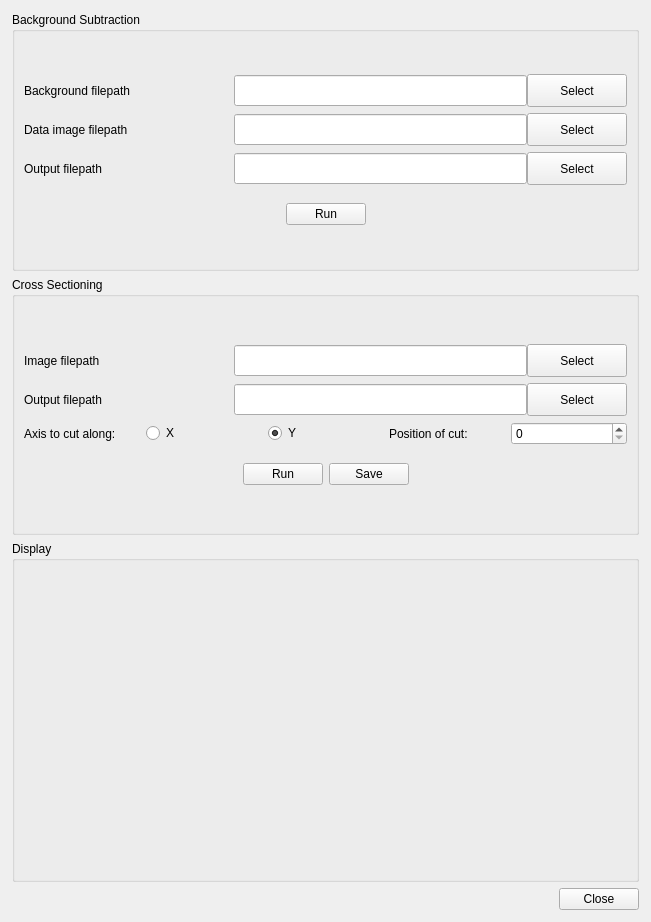
This is PostProcessing/ImageAnalysisWindow.ui in mjh250/Matt-Scripts as Qt 5 draws it before an edit. The edited form follows.
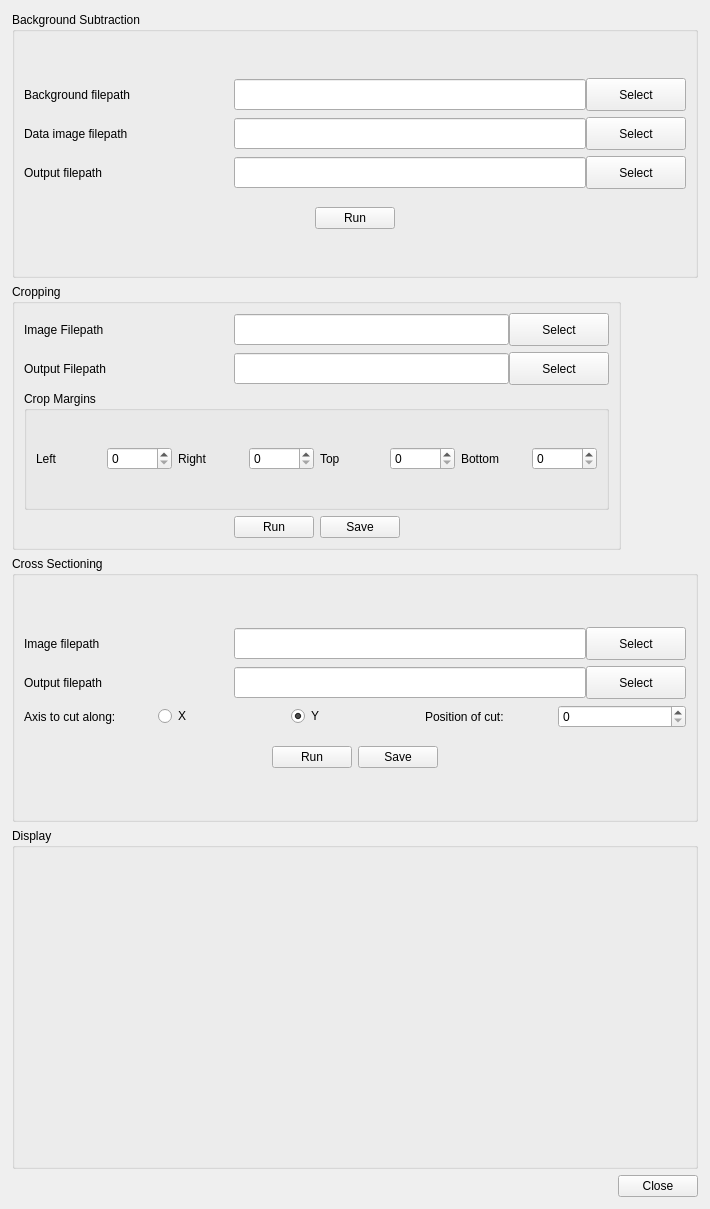
This is the edited form. Custom widgets are drawn as their Qt base class.

Commit message:
Updated PostProcessing to include Cropping
Crop functionality added to PostProcessing Tool

Diff of the .ui file:
```diff
--- a/PostProcessing/ImageAnalysisWindow.ui
+++ b/PostProcessing/ImageAnalysisWindow.ui
@@ -6,8 +6,8 @@
    <rect>
     <x>0</x>
     <y>0</y>
-    <width>651</width>
-    <height>922</height>
+    <width>710</width>
+    <height>1209</height>
    </rect>
   </property>
   <property name="windowTitle">
@@ -314,6 +314,281 @@
       </layout>
      </widget>
     </item>
+    <item alignment="Qt::AlignLeft">
+     <widget class="QGroupBox" name="grpCropping">
+      <property name="title">
+       <string>Cropping</string>
+      </property>
+      <layout class="QVBoxLayout" name="verticalLayout_8">
+       <item>
+        <layout class="QVBoxLayout" name="verticalLayout_7">
+         <property name="spacing">
+          <number>6</number>
+         </property>
+         <item>
+          <layout class="QHBoxLayout" name="horizontalLayout_10" stretch="0,0,0">
+           <property name="spacing">
+            <number>0</number>
+           </property>
+           <item>
+            <widget class="QLabel" name="lblCropImageFilepath">
+             <property name="sizePolicy">
+              <sizepolicy hsizetype="Fixed" vsizetype="Preferred">
+               <horstretch>0</horstretch>
+               <verstretch>0</verstretch>
+              </sizepolicy>
+             </property>
+             <property name="minimumSize">
+              <size>
+               <width>210</width>
+               <height>0</height>
+              </size>
+             </property>
+             <property name="maximumSize">
+              <size>
+               <width>210</width>
+               <height>16777215</height>
+              </size>
+             </property>
+             <property name="text">
+              <string>Image Filepath</string>
+             </property>
+            </widget>
+           </item>
+           <item>
+            <widget class="QLineEdit" name="txtCropImageFilepath">
+             <property name="sizePolicy">
+              <sizepolicy hsizetype="Preferred" vsizetype="Fixed">
+               <horstretch>0</horstretch>
+               <verstretch>0</verstretch>
+              </sizepolicy>
+             </property>
+             <property name="minimumSize">
+              <size>
+               <width>275</width>
+               <height>31</height>
+              </size>
+             </property>
+            </widget>
+           </item>
+           <item>
+            <widget class="QPushButton" name="btnCropImageFilepath">
+             <property name="sizePolicy">
+              <sizepolicy hsizetype="Fixed" vsizetype="Fixed">
+               <horstretch>0</horstretch>
+               <verstretch>0</verstretch>
+              </sizepolicy>
+             </property>
+             <property name="minimumSize">
+              <size>
+               <width>100</width>
+               <height>33</height>
+              </size>
+             </property>
+             <property name="maximumSize">
+              <size>
+               <width>100</width>
+               <height>33</height>
+              </size>
+             </property>
+             <property name="text">
+              <string>Select</string>
+             </property>
+            </widget>
+           </item>
+          </layout>
+         </item>
+         <item>
+          <layout class="QHBoxLayout" name="horizontalLayout_11">
+           <property name="spacing">
+            <number>0</number>
+           </property>
+           <item>
+            <widget class="QLabel" name="lblCropOutputFilepath">
+             <property name="sizePolicy">
+              <sizepolicy hsizetype="Fixed" vsizetype="Preferred">
+               <horstretch>0</horstretch>
+               <verstretch>0</verstretch>
+              </sizepolicy>
+             </property>
+             <property name="minimumSize">
+              <size>
+               <width>210</width>
+               <height>0</height>
+              </size>
+             </property>
+             <property name="maximumSize">
+              <size>
+               <width>210</width>
+               <height>16777215</height>
+              </size>
+             </property>
+             <property name="text">
+              <string>Output Filepath</string>
+             </property>
+            </widget>
+           </item>
+           <item>
+            <widget class="QLineEdit" name="txtCropOutputFilepath">
+             <property name="sizePolicy">
+              <sizepolicy hsizetype="Preferred" vsizetype="Fixed">
+               <horstretch>0</horstretch>
+               <verstretch>0</verstretch>
+              </sizepolicy>
+             </property>
+             <property name="minimumSize">
+              <size>
+               <width>275</width>
+               <height>31</height>
+              </size>
+             </property>
+            </widget>
+           </item>
+           <item>
+            <widget class="QPushButton" name="btnCropOutputFilepath">
+             <property name="sizePolicy">
+              <sizepolicy hsizetype="Fixed" vsizetype="Fixed">
+               <horstretch>0</horstretch>
+               <verstretch>0</verstretch>
+              </sizepolicy>
+             </property>
+             <property name="minimumSize">
+              <size>
+               <width>100</width>
+               <height>33</height>
+              </size>
+             </property>
+             <property name="maximumSize">
+              <size>
+               <width>100</width>
+               <height>33</height>
+              </size>
+             </property>
+             <property name="text">
+              <string>Select</string>
+             </property>
+            </widget>
+           </item>
+          </layout>
+         </item>
+         <item>
+          <widget class="QGroupBox" name="grpMargins">
+           <property name="title">
+            <string>Crop Margins</string>
+           </property>
+           <layout class="QVBoxLayout" name="verticalLayout_9">
+            <item>
+             <layout class="QHBoxLayout" name="horizontalLayout_13">
+              <item>
+               <widget class="QLabel" name="lblLeftMargin">
+                <property name="text">
+                 <string>Left</string>
+                </property>
+               </widget>
+              </item>
+              <item>
+               <widget class="QSpinBox" name="spinboxLeftMargin">
+                <property name="maximum">
+                 <number>9999</number>
+                </property>
+               </widget>
+              </item>
+              <item>
+               <widget class="QLabel" name="lblRightMargin">
+                <property name="text">
+                 <string>Right</string>
+                </property>
+               </widget>
+              </item>
+              <item>
+               <widget class="QSpinBox" name="spinboxRightMargin">
+                <property name="maximum">
+                 <number>9999</number>
+                </property>
+               </widget>
+              </item>
+              <item>
+               <widget class="QLabel" name="lblTopMargin">
+                <property name="text">
+                 <string>Top</string>
+                </property>
+               </widget>
+              </item>
+              <item>
+               <widget class="QSpinBox" name="spinboxTopMargin">
+                <property name="maximum">
+                 <number>9999</number>
+                </property>
+               </widget>
+              </item>
+              <item>
+               <widget class="QLabel" name="lblBottomMargin">
+                <property name="text">
+                 <string>Bottom</string>
+                </property>
+               </widget>
+              </item>
+              <item>
+               <widget class="QSpinBox" name="spinboxBottomMargin">
+                <property name="maximum">
+                 <number>9999</number>
+                </property>
+               </widget>
+              </item>
+             </layout>
+            </item>
+           </layout>
+          </widget>
+         </item>
+         <item>
+          <layout class="QHBoxLayout" name="horizontalLayout_14">
+           <item>
+            <spacer name="horizontalSpacer_6">
+             <property name="orientation">
+              <enum>Qt::Horizontal</enum>
+             </property>
+             <property name="sizeHint" stdset="0">
+              <size>
+               <width>40</width>
+               <height>20</height>
+              </size>
+             </property>
+            </spacer>
+           </item>
+           <item>
+            <widget class="QPushButton" name="btnCropRun">
+             <property name="text">
+              <string>Run</string>
+             </property>
+            </widget>
+           </item>
+           <item>
+            <widget class="QPushButton" name="btnCropSave">
+             <property name="text">
+              <string>Save</string>
+             </property>
+            </widget>
+           </item>
+           <item>
+            <spacer name="horizontalSpacer_7">
+             <property name="orientation">
+              <enum>Qt::Horizontal</enum>
+             </property>
+             <property name="sizeHint" stdset="0">
+              <size>
+               <width>40</width>
+               <height>20</height>
+              </size>
+             </property>
+            </spacer>
+           </item>
+          </layout>
+         </item>
+        </layout>
+       </item>
+      </layout>
+     </widget>
+    </item>
     <item>
      <widget class="QGroupBox" name="grpCrossSectioning">
       <property name="title">
```
The commit also changes 3 other files.
